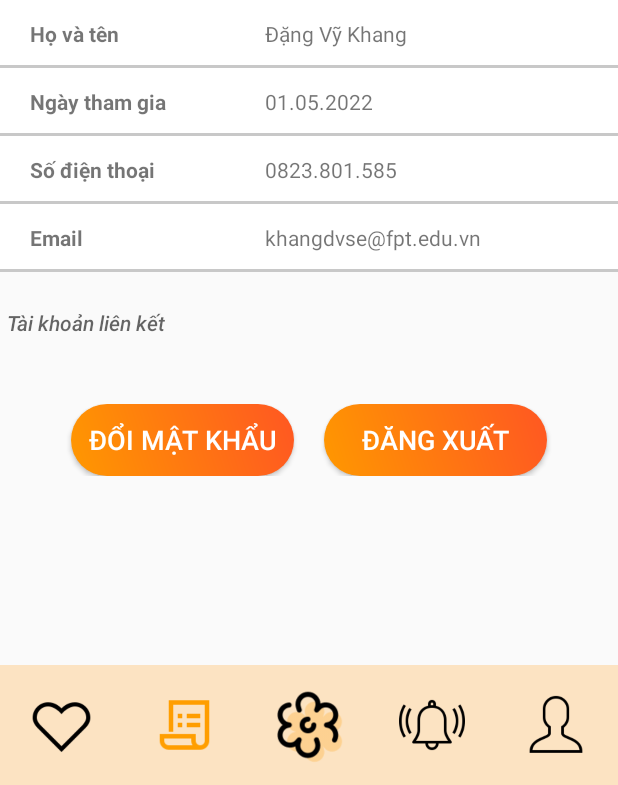
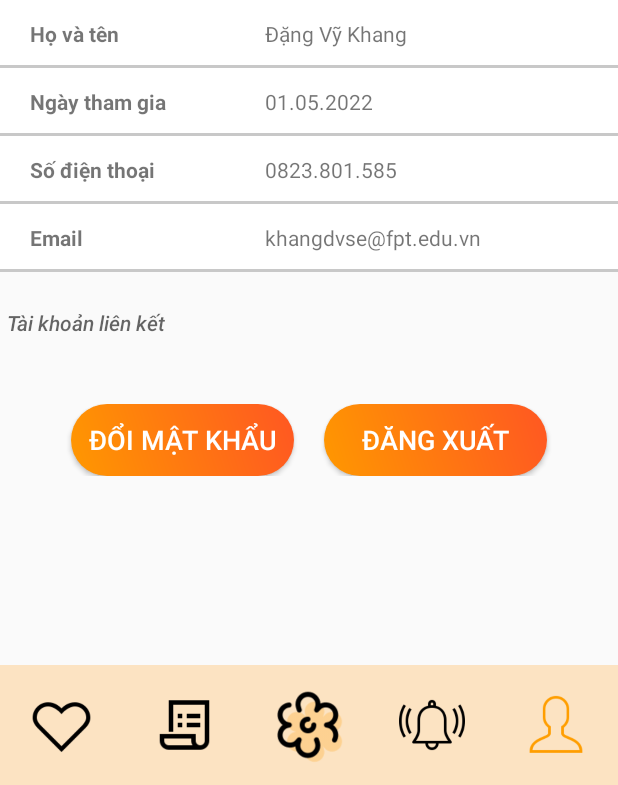
Before and after one commit to l3ths/FlowerSystem, an Android app: the ProfileActivity screen opened directly, with no data from a screen before it, on a phone screen of 412 x 824 dp, the part 451-1236 px from its top. Run offline under Robolectric (Android 15) with nearby library versions, the phone set to English and light mode, and no system bars.

Commit message:
update icon

```diff
--- a/app/src/main/res/layout/activity_notification.xml
+++ b/app/src/main/res/layout/activity_notification.xml
@@ -47,7 +47,7 @@
             android:layout_height="80dp"
             android:layout_weight="1"
             android:padding="18dp"
-            android:src="@drawable/ic_noti" />
+            android:src="@drawable/ic_noti_clicked" />
 
         <ImageView
             android:id="@+id/ivPersonal"
--- a/app/src/main/res/layout/activity_profile.xml
+++ b/app/src/main/res/layout/activity_profile.xml
@@ -63,7 +63,7 @@
             android:layout_height="80dp"
             android:layout_weight="1"
             android:padding="16dp"
-            android:src="@drawable/ic_order_clicked" />
+            android:src="@drawable/ic_order" />
 
         <ImageView
             android:id="@+id/ivHome"
@@ -87,7 +87,7 @@
             android:layout_height="80dp"
             android:layout_weight="1"
             android:padding="18dp"
-            android:src="@drawable/ic_personal" />
+            android:src="@drawable/ic_personal_clicked" />
     </LinearLayout>
 
     <LinearLayout
```
